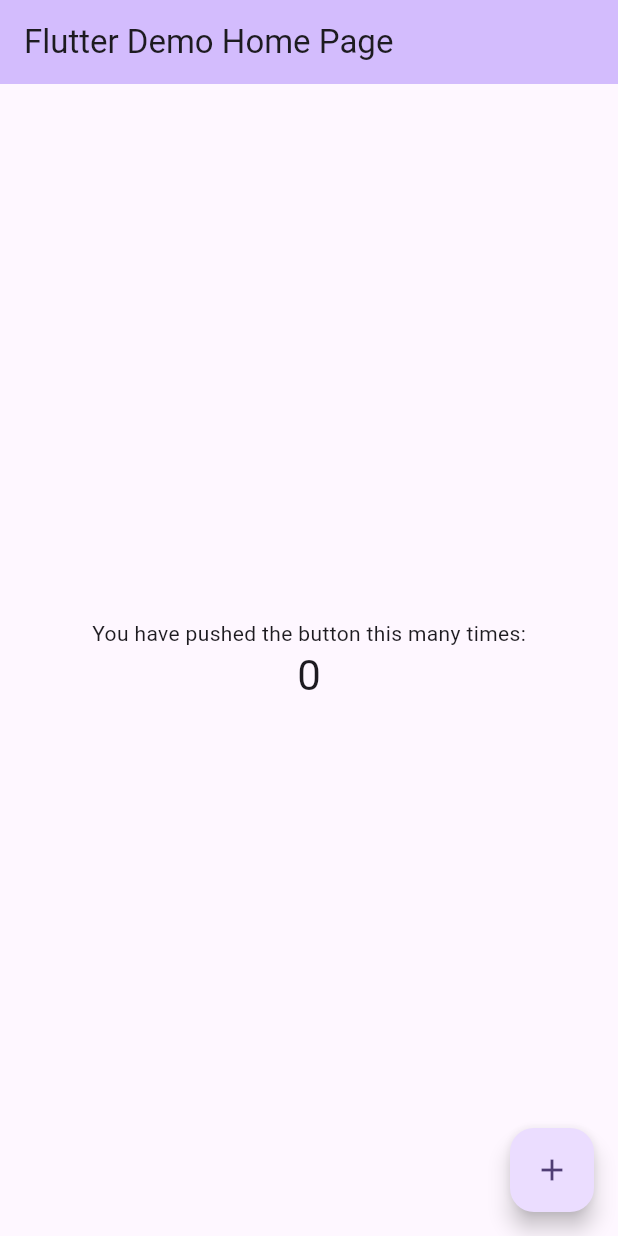
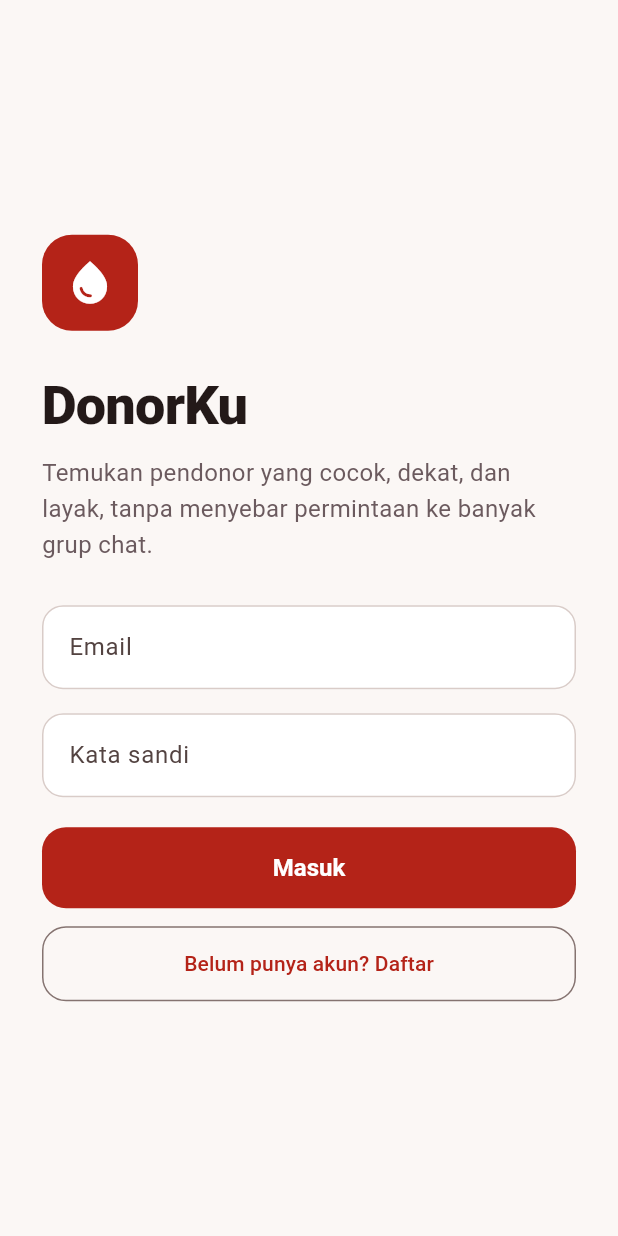
Before and after one commit to RadityaAryaPutra/DonorKu, a Flutter app: the screen it shows after launch, on a phone screen of 412 x 824 dp. Run offline on Flutter 3.47's test engine with Material 3 defaults, Android fonts, the phone set to English and light mode, and no system bars; our stand-ins replace dio, flutter_secure_storage; accounts and stored records are empty.

Commit message:
feat(mobile): tambah fondasi aplikasi, tema, klien API, serta layar masuk dan daftar

```diff
--- /dev/null
+++ b/mobile/lib/core/api_client.dart
@@ -0,0 +1,63 @@
+import 'package:dio/dio.dart';
+import 'package:flutter_secure_storage/flutter_secure_storage.dart';
+
+import 'config.dart';
+
+class ApiClient {
+  ApiClient._() {
+    dio = Dio(
+      BaseOptions(
+        baseUrl: AppConfig.baseUrl,
+        connectTimeout: const Duration(seconds: 10),
+        receiveTimeout: const Duration(seconds: 15),
+        headers: {'Accept': 'application/json'},
+      ),
+    );
+
+    dio.interceptors.add(
+      InterceptorsWrapper(
+        onRequest: (options, handler) async {
+          final token = await _storage.read(key: _tokenKey);
+          if (token != null) {
+            options.headers['Authorization'] = 'Bearer $token';
+          }
+          handler.next(options);
+        },
+      ),
+    );
+  }
+
+  static final ApiClient instance = ApiClient._();
+  static const _tokenKey = 'auth_token';
+
+  final _storage = const FlutterSecureStorage();
+  late final Dio dio;
+
+  Future<void> saveToken(String token) =>
+      _storage.write(key: _tokenKey, value: token);
+
+  Future<String?> readToken() => _storage.read(key: _tokenKey);
+
+  Future<void> clearToken() => _storage.delete(key: _tokenKey);
+}
+
+String apiErrorMessage(Object error) {
+  if (error is DioException) {
+    final data = error.response?.data;
+
+    if (data is Map) {
+      final errors = data['errors'];
+      if (errors is Map && errors.isNotEmpty) {
+        final first = errors.values.first;
+        if (first is List && first.isNotEmpty) return first.first.toString();
+      }
+      if (data['message'] != null) return data['message'].toString();
+    }
+
+    if (error.type == DioExceptionType.connectionError ||
+        error.type == DioExceptionType.connectionTimeout) {
+      return 'Tidak dapat terhubung ke server. Pastikan server menyala.';
+    }
+  }
+  return 'Terjadi kesalahan. Coba lagi.';
+}
--- /dev/null
+++ b/mobile/lib/core/theme.dart
@@ -0,0 +1,54 @@
+import 'package:flutter/material.dart';
+
+class AppColors {
+  static const background = Color(0xFFFBF7F5);
+  static const text = Color(0xFF231619);
+  static const muted = Color(0xFF6B5A5E);
+  static const border = Color(0xFFE6DAD6);
+  static const primary = Color(0xFFB42318);
+  static const primarySoft = Color(0xFFFDECEA);
+  static const teal = Color(0xFF0B6B5C);
+  static const tealSoft = Color(0xFFE1F2EE);
+  static const amber = Color(0xFF7A4B00);
+  static const amberSoft = Color(0xFFFFF0D6);
+}
+
+OutlineInputBorder _border(Color color) => OutlineInputBorder(
+  borderRadius: BorderRadius.circular(14),
+  borderSide: BorderSide(color: color),
+);
+
+ThemeData buildTheme() {
+  return ThemeData(
+    useMaterial3: true,
+    colorScheme: ColorScheme.fromSeed(
+      seedColor: AppColors.primary,
+      primary: AppColors.primary,
+      surface: Colors.white,
+    ),
+    scaffoldBackgroundColor: AppColors.background,
+    appBarTheme: const AppBarTheme(
+      backgroundColor: AppColors.background,
+      foregroundColor: AppColors.text,
+      elevation: 0,
+      scrolledUnderElevation: 0,
+    ),
+    inputDecorationTheme: InputDecorationTheme(
+      filled: true,
+      fillColor: Colors.white,
+      contentPadding: const EdgeInsets.symmetric(horizontal: 14, vertical: 16),
+      border: _border(const Color(0xFFD9CCC8)),
+      enabledBorder: _border(const Color(0xFFD9CCC8)),
+      focusedBorder: _border(AppColors.primary),
+    ),
+    filledButtonTheme: FilledButtonThemeData(
+      style: FilledButton.styleFrom(
+        backgroundColor: AppColors.primary,
+        foregroundColor: Colors.white,
+        minimumSize: const Size.fromHeight(54),
+        shape: RoundedRectangleBorder(borderRadius: BorderRadius.circular(16)),
+        textStyle: const TextStyle(fontSize: 16, fontWeight: FontWeight.w700),
+      ),
+    ),
+  );
+}
--- /dev/null
+++ b/mobile/lib/features/auth/auth_provider.dart
@@ -0,0 +1,114 @@
+import 'package:flutter/foundation.dart';
+
+import '../../core/api_client.dart';
+
+class AuthUser {
+  AuthUser({
+    required this.id,
+    required this.name,
+    required this.email,
+    required this.role,
+    this.phone,
+  });
+
+  final int id;
+  final String name;
+  final String email;
+  final String? phone;
+  final String role;
+
+  factory AuthUser.fromJson(Map<String, dynamic> json) => AuthUser(
+    id: json['id'] as int,
+    name: json['name'] as String,
+    email: json['email'] as String,
+    phone: json['phone'] as String?,
+    role: json['role'] as String,
+  );
+}
+
+Map<String, dynamic> _userJson(dynamic data) {
+  final map = Map<String, dynamic>.from(data as Map);
+  if (map['user'] is Map) return Map<String, dynamic>.from(map['user'] as Map);
+  if (map['data'] is Map) return Map<String, dynamic>.from(map['data'] as Map);
+  return map;
+}
+
+class AuthProvider extends ChangeNotifier {
+  final _api = ApiClient.instance;
+
+  AuthUser? user;
+  bool loading = false;
+  bool restoring = true;
+  String? error;
+
+  bool get isLoggedIn => user != null;
+
+  Future<void> restore() async {
+    try {
+      final token = await _api.readToken();
+      if (token != null) {
+        final res = await _api.dio.get('/me');
+        user = AuthUser.fromJson(_userJson(res.data));
+      }
+    } catch (_) {
+      await _api.clearToken();
+      user = null;
+    }
+    restoring = false;
+    notifyListeners();
+  }
+
+  Future<bool> login(String email, String password) =>
+      _authenticate('/login', {'email': email, 'password': password});
+
+  Future<bool> register({
+    required String name,
+    required String email,
+    String? phone,
+    required String password,
+    required String role,
+  }) => _authenticate('/register', {
+    'name': name,
+    'email': email,
+    if (phone != null && phone.isNotEmpty) 'phone': phone,
+    'password': password,
+    'password_confirmation': password,
+    'role': role,
+  });
+
+  Future<void> logout() async {
+    try {
+      await _api.dio.post('/logout');
+    } catch (_) {
+      // Token dibersihkan di perangkat meskipun server tidak terjangkau.
+    }
+    await _api.clearToken();
+    user = null;
+    notifyListeners();
+  }
+
+  void clearError() {
+    error = null;
+    notifyListeners();
+  }
+
+  Future<bool> _authenticate(String path, Map<String, dynamic> body) async {
+    loading = true;
+    error = null;
+    notifyListeners();
+
+    try {
+      final res = await _api.dio.post(path, data: body);
+      final data = Map<String, dynamic>.from(res.data as Map);
+      await _api.saveToken(data['token'] as String);
+      user = AuthUser.fromJson(_userJson(data));
+      return true;
+    } catch (e) {
+      error = apiErrorMessage(e);
+      return false;
+    } finally {
+      loading = false;
+      notifyListeners();
+    }
+  }
+}
--- /dev/null
+++ b/mobile/lib/features/auth/login_screen.dart
@@ -0,0 +1,154 @@
+import 'package:flutter/material.dart';
+import 'package:provider/provider.dart';
+
+import '../../core/theme.dart';
+import 'auth_provider.dart';
+import 'register_screen.dart';
+
+class LoginScreen extends StatefulWidget {
+  const LoginScreen({super.key});
+
+  @override
+  State<LoginScreen> createState() => _LoginScreenState();
+}
+
+class _LoginScreenState extends State<LoginScreen> {
+  final _formKey = GlobalKey<FormState>();
+  final _email = TextEditingController();
+  final _password = TextEditingController();
+
+  @override
+  void dispose() {
+    _email.dispose();
+    _password.dispose();
+    super.dispose();
+  }
+
+  Future<void> _submit() async {
+    if (!_formKey.currentState!.validate()) return;
+    await context.read<AuthProvider>().login(
+      _email.text.trim(),
+      _password.text,
+    );
+  }
+
+  @override
+  Widget build(BuildContext context) {
+    final auth = context.watch<AuthProvider>();
+
+    return Scaffold(
+      body: SafeArea(
+        child: Center(
+          child: SingleChildScrollView(
+            padding: const EdgeInsets.all(28),
+            child: ConstrainedBox(
+              constraints: const BoxConstraints(maxWidth: 420),
+              child: Form(
+                key: _formKey,
+                child: Column(
+                  crossAxisAlignment: CrossAxisAlignment.start,
+                  children: [
+                    Container(
+                      width: 64,
+                      height: 64,
+                      decoration: BoxDecoration(
+                        color: AppColors.primary,
+                        borderRadius: BorderRadius.circular(20),
+                      ),
+                      child: const Icon(
+                        Icons.water_drop,
+                        color: Colors.white,
+                        size: 34,
+                      ),
+                    ),
+                    const SizedBox(height: 24),
+                    const Text(
+                      'DonorKu',
+                      style: TextStyle(
+                        fontSize: 36,
+                        fontWeight: FontWeight.w800,
+                        letterSpacing: -0.5,
+                      ),
+                    ),
+                    const SizedBox(height: 8),
+                    const Text(
+                      'Temukan pendonor yang cocok, dekat, dan layak, tanpa menyebar permintaan ke banyak grup chat.',
+                      style: TextStyle(
+                        fontSize: 16,
+                        height: 1.5,
+                        color: AppColors.muted,
+                      ),
+                    ),
+                    const SizedBox(height: 28),
+                    TextFormField(
+                      controller: _email,
+                      keyboardType: TextInputType.emailAddress,
+                      decoration: const InputDecoration(
+                        labelText: 'Email',
+                        hintText: 'nama@email.com',
+                      ),
+                      validator: (v) => (v == null || !v.contains('@'))
+                          ? 'Masukkan email yang valid'
+                          : null,
+                    ),
+                    const SizedBox(height: 16),
+                    TextFormField(
+                      controller: _password,
+                      obscureText: true,
+                      decoration: const InputDecoration(
+                        labelText: 'Kata sandi',
+                        hintText: 'Minimal 8 karakter',
+                      ),
+                      validator: (v) => (v == null || v.isEmpty)
+                          ? 'Kata sandi wajib diisi'
+                          : null,
+                    ),
+                    if (auth.error != null) ...[
+                      const SizedBox(height: 12),
+                      Text(
+                        auth.error!,
+                        style: const TextStyle(color: AppColors.primary),
+                      ),
+                    ],
+                    const SizedBox(height: 20),
+                    FilledButton(
+                      onPressed: auth.loading ? null : _submit,
+                      child: auth.loading
+                          ? const SizedBox(
+                              height: 22,
+                              width: 22,
+                              child: CircularProgressIndicator(
+                                strokeWidth: 2.5,
+                                color: Colors.white,
+                              ),
+                            )
+                          : const Text('Masuk'),
+                    ),
+                    const SizedBox(height: 12),
+                    OutlinedButton(
+                      style: OutlinedButton.styleFrom(
+                        minimumSize: const Size.fromHeight(50),
+                        shape: RoundedRectangleBorder(
+                          borderRadius: BorderRadius.circular(16),
+                        ),
+                      ),
+                      onPressed: () {
+                        context.read<AuthProvider>().clearError();
+                        Navigator.of(context).push(
+                          MaterialPageRoute(
+                            builder: (_) => const RegisterScreen(),
+                          ),
+                        );
+                      },
+                      child: const Text('Belum punya akun? Daftar'),
+                    ),
+                  ],
+                ),
+              ),
+            ),
+          ),
+        ),
+      ),
+    );
+  }
+}
--- a/mobile/lib/main.dart
+++ b/mobile/lib/main.dart
@@ -1,122 +1,42 @@
 import 'package:flutter/material.dart';
+import 'package:provider/provider.dart';
+
+import 'core/theme.dart';
+import 'features/auth/auth_provider.dart';
+import 'features/auth/login_screen.dart';
+import 'features/home/home_placeholder.dart';
 
 void main() {
-  runApp(const MyApp());
+  runApp(const DonorKuApp());
 }
 
-class MyApp extends StatelessWidget {
-  const MyApp({super.key});
+class DonorKuApp extends StatelessWidget {
+  const DonorKuApp({super.key});
 
-  // This widget is the root of your application.
   @override
   Widget build(BuildContext context) {
-    return MaterialApp(
-      title: 'Flutter Demo',
-      theme: ThemeData(
-        // This is the theme of your application.
-        //
-        // TRY THIS: Try running your application with "flutter run". You'll see
-        // the application has a purple toolbar. Then, without quitting the app,
-        // try changing the seedColor in the colorScheme below to Colors.green
-        // and then invoke "hot reload" (save your changes or press the "hot
-        // reload" button in a Flutter-supported IDE, or press "r" if you used
-        // the command line to start the app).
-        //
-        // Notice that the counter didn't reset back to zero; the application
-        // state is not lost during the reload. To reset the state, use hot
-        // restart instead.
-        //
-        // This works for code too, not just values: Most code changes can be
-        // tested with just a hot reload.
-        colorScheme: .fromSeed(seedColor: Colors.deepPurple),
+    return ChangeNotifierProvider(
+      create: (_) => AuthProvider()..restore(),
+      child: MaterialApp(
+        title: 'DonorKu',
+        debugShowCheckedModeBanner: false,
+        theme: buildTheme(),
+        home: const _Root(),
       ),
-      home: const MyHomePage(title: 'Flutter Demo Home Page'),
     );
   }
 }
 
-class MyHomePage extends StatefulWidget {
-  const MyHomePage({super.key, required this.title});
-
-  // This widget is the home page of your application. It is stateful, meaning
-  // that it has a State object (defined below) that contains fields that affect
-  // how it looks.
-
-  // This class is the configuration for the state. It holds the values (in this
-  // case the title) provided by the parent (in this case the App widget) and
-  // used by the build method of the State. Fields in a Widget subclass are
-  // always marked "final".
-
-  final String title;
-
-  @override
-  State<MyHomePage> createState() => _MyHomePageState();
-}
-
-class _MyHomePageState extends State<MyHomePage> {
-  int _counter = 0;
-
-  void _incrementCounter() {
-    setState(() {
-      // This call to setState tells the Flutter framework that something has
-      // changed in this State, which causes it to rerun the build method below
-      // so that the display can reflect the updated values. If we changed
-      // _counter without calling setState(), then the build method would not be
-      // called again, and so nothing would appear to happen.
-      _counter++;
-    });
-  }
+class _Root extends StatelessWidget {
+  const _Root();
 
   @override
   Widget build(BuildContext context) {
-    // This method is rerun every time setState is called, for instance as done
-    // by the _incrementCounter method above.
-    //
-    // The Flutter framework has been optimized to make rerunning build methods
-    // fast, so that you can just rebuild anything that needs updating rather
-    // than having to individually change instances of widgets.
-    return Scaffold(
-      appBar: AppBar(
-        // TRY THIS: Try changing the color here to a specific color (to
-        // Colors.amber, perhaps?) and trigger a hot reload to see the AppBar
-        // change color while the other colors stay the same.
-        backgroundColor: Theme.of(context).colorScheme.inversePrimary,
-        // Here we take the value from the MyHomePage object that was created by
-        // the App.build method, and use it to set our appbar title.
-        title: Text(widget.title),
-      ),
-      body: Center(
-        // Center is a layout widget. It takes a single child and positions it
-        // in the middle of the parent.
-        child: Column(
-          // Column is also a layout widget. It takes a list of children and
-          // arranges them vertically. By default, it sizes itself to fit its
-          // children horizontally, and tries to be as tall as its parent.
-          //
-          // Column has various properties to control how it sizes itself and
-          // how it positions its children. Here we use mainAxisAlignment to
-          // center the children vertically; the main axis here is the vertical
-          // axis because Columns are vertical (the cross axis would be
-          // horizontal).
-          //
-          // TRY THIS: Invoke "debug painting" (choose the "Toggle Debug Paint"
-          // action in the IDE, or press "p" in the console), to see the
-          // wireframe for each widget.
-          mainAxisAlignment: .center,
-          children: [
-            const Text('You have pushed the button this many times:'),
-            Text(
-              '$_counter',
-              style: Theme.of(context).textTheme.headlineMedium,
-            ),
-          ],
-        ),
-      ),
-      floatingActionButton: FloatingActionButton(
-        onPressed: _incrementCounter,
-        tooltip: 'Increment',
-        child: const Icon(Icons.add),
-      ),
-    );
+    final auth = context.watch<AuthProvider>();
+
+    if (auth.restoring) {
+      return const Scaffold(body: Center(child: CircularProgressIndicator()));
+    }
+    return auth.isLoggedIn ? const HomePlaceholder() : const LoginScreen();
   }
 }
--- a/mobile/pubspec.yaml
+++ b/mobile/pubspec.yaml
@@ -34,6 +34,10 @@ dependencies:
   # The following adds the Cupertino Icons font to your application.
   # Use with the CupertinoIcons class for iOS style icons.
   cupertino_icons: ^1.0.8
+  dio: ^5.11.1
+  provider: ^6.1.5+1
+  flutter_secure_storage: ^11.2.0
+  intl: ^0.20.3
 
 dev_dependencies:
   flutter_test:
```
Also changed, not shown: mobile/lib/core/config.dart (added, +10 -0 lines), mobile/lib/features/auth/register_screen.dart (added, +167 -0 lines), mobile/lib/features/home/home_placeholder.dart (added, +34 -0 lines), mobile/pubspec.lock, 6 other files.
